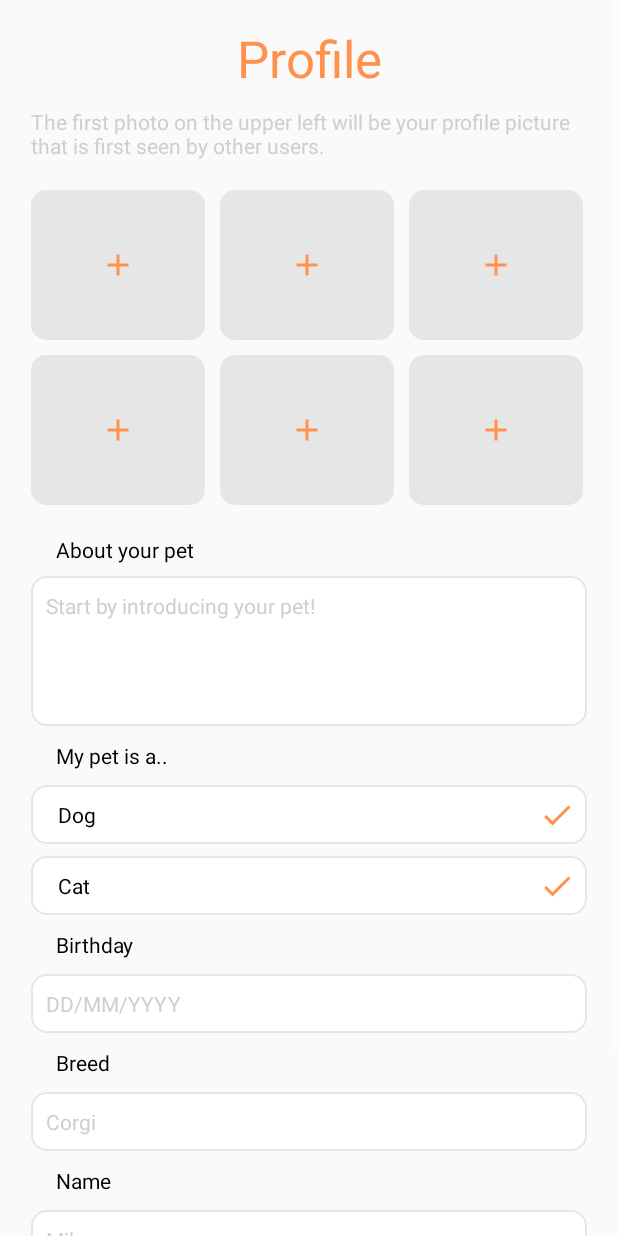
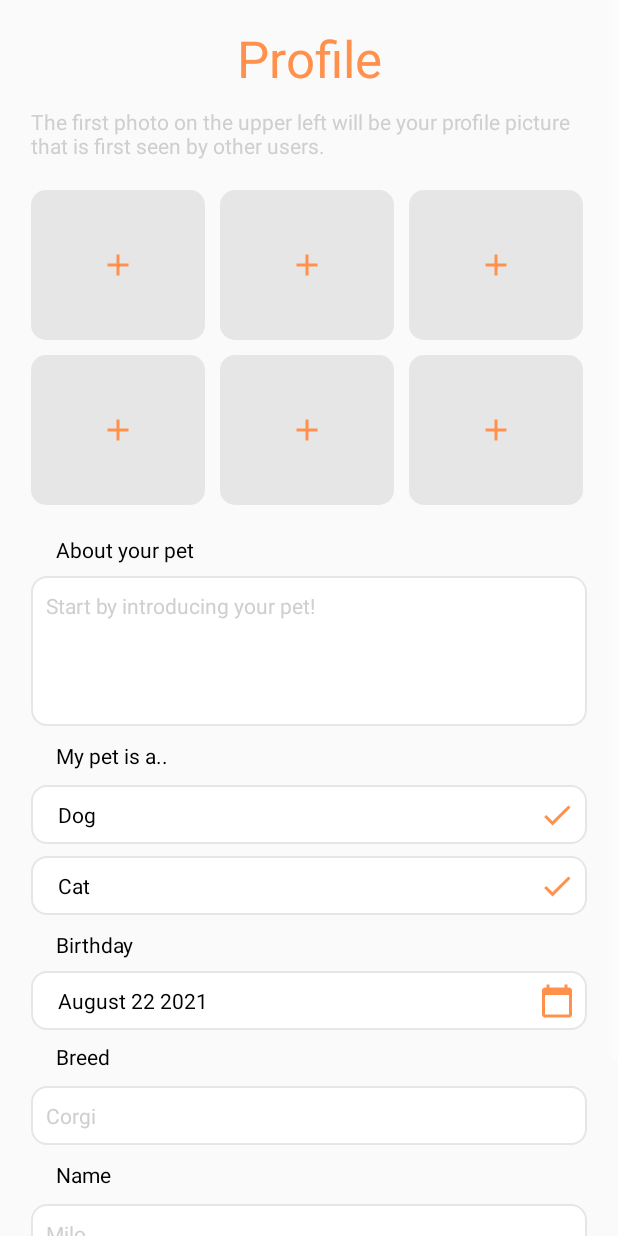
Before and after one commit to Kashkanov/MOBDEVES11G32, an Android app: the UserProfilePageActivity screen opened directly, with no data from a screen before it, on a phone screen of 412 x 824 dp. Run offline under Robolectric (Android 15) with nearby library versions, the phone set to English and light mode, and no system bars.

Commit message:
Implemented DatePicker for UserProfilePageActivity

```diff
--- a/app/src/main/java/com/mobdeve/s11/g32/tindergree/Activities/UserProfilePageActivity.java
+++ b/app/src/main/java/com/mobdeve/s11/g32/tindergree/Activities/UserProfilePageActivity.java
@@ -3,27 +3,34 @@ package com.mobdeve.s11.g32.tindergree.Activities;
 import androidx.appcompat.app.AppCompatActivity;
 import androidx.constraintlayout.widget.ConstraintLayout;
 
+import android.app.DatePickerDialog;
 import android.content.Intent;
 import android.os.Bundle;
 import android.view.View;
 import android.widget.Button;
+import android.widget.DatePicker;
 import android.widget.EditText;
 import android.widget.ImageButton;
 import android.widget.ImageView;
+import android.widget.TextView;
 
 import com.mobdeve.s11.g32.tindergree.R;
 
+import java.util.Calendar;
+
 public class UserProfilePageActivity extends AppCompatActivity {
 
-    private EditText etAboutYourPet,etBirthday,etBreed,etName;
+    private EditText etAboutYourPet,etBreed,etName;
+    private TextView tvBirthday;
     private ImageButton ibProfile1,ibProfile2,ibProfile3,
                         ibProfile4,ibProfile5,ibProfile6;
-    ConstraintLayout clDogOption,clCatoption;
+    ConstraintLayout clDogOption,clCatoption,clBirthdayContainer;
     private boolean ivDogIsChecked,ivCatIsChecked;
     private ImageView ivDogCheck,ivCatCheck;
     private Button btnUpdate;
+    private DatePickerDialog datePickerDialog;
 
-    //TODO For the date, there should be a date picker instead of the user inputting text.
+
 
     @Override
     protected void onCreate(Bundle savedInstanceState) {
@@ -36,7 +43,7 @@ public class UserProfilePageActivity extends AppCompatActivity {
     private void initData(){
 
         etAboutYourPet = findViewById(R.id.et_user_profile_about_your_pet);
-        etBirthday = findViewById(R.id.et_user_profile_birthday);
+        tvBirthday= findViewById(R.id.tv_user_profile_page_birthday_value);
         etBreed = findViewById(R.id.et_user_profile_breed);
         etName = findViewById(R.id.et_user_profile_name);
 
@@ -49,9 +56,13 @@ public class UserProfilePageActivity extends AppCompatActivity {
 
         clDogOption = findViewById(R.id.cl_user_profile_dog);
         clCatoption = findViewById(R.id.cl_user_profile_cat);
+        clBirthdayContainer = findViewById(R.id.cl_user_profile_page_birthday);
 
         ivDogCheck = findViewById(R.id.iv_user_profile_check_dog);
         ivCatCheck = findViewById(R.id.iv_user_profile_check_cat);
+
+        initDatePicker();
+        tvBirthday.setText(getTodaysDate());
 
         /*
         TODO Based on whether the user is a cat or dog: set the boolean ivDogIsChecked or ivCatisChecked to true
@@ -68,6 +79,13 @@ public class UserProfilePageActivity extends AppCompatActivity {
             }
         });
 
+        clBirthdayContainer.setOnClickListener(new View.OnClickListener() {
+            @Override
+            public void onClick(View v) {
+                openDatePicker(v);
+            }
+        });
+
     }
 
     private boolean checkEmptyFields(){
@@ -75,7 +93,7 @@ public class UserProfilePageActivity extends AppCompatActivity {
         boolean hasEmpty = false;
 
         String aboutYourPet = etAboutYourPet.getText().toString();
-        String birthday = etBirthday.getText().toString();
+        String birthday = tvBirthday.getText().toString();
         String breed = etBreed.getText().toString();
         String name = etName.getText().toString();
 
@@ -85,8 +103,8 @@ public class UserProfilePageActivity extends AppCompatActivity {
             hasEmpty = true;
         }
         else if(birthday.isEmpty()){
-            etBirthday.setError("Please enter your pets birthday!");
-            etBirthday.requestFocus();
+            tvBirthday.setError("Please enter your pets birthday!");
+            tvBirthday.requestFocus();
             hasEmpty= true;
         }
         else if(breed.isEmpty()){
@@ -105,7 +123,90 @@ public class UserProfilePageActivity extends AppCompatActivity {
     }
 
 
+    private void initDatePicker(){
+        DatePickerDialog.OnDateSetListener dateSetListener = new DatePickerDialog.OnDateSetListener() {
+            @Override
+            public void onDateSet(DatePicker view, int year, int month, int day) {
+                month = month + 1;
+                String date = makeDateString(day,month,year);
+                tvBirthday.setText(date);
+            }
+        };
 
+        Calendar cal = Calendar.getInstance();
+        int year = cal.get(Calendar.YEAR);
+        int month = cal.get(Calendar.MONTH);
+        int day = cal.get(Calendar.DAY_OF_MONTH);
+        datePickerDialog = new DatePickerDialog(this,dateSetListener,year,month,day);
+
+    }
+
+    public String makeDateString(int day, int month, int year){
+
+        return getMonthFormat(month) + " " + day + " " + year;
+
+    }
+
+    private String getMonthFormat(int month){
+
+        String monthReturned = "";
+
+        switch(month)
+        {
+            case 1:
+                monthReturned = "January";
+                break;
+            case 2:
+                monthReturned =  "February";
+                break;
+            case 3:
+                monthReturned =  "March";
+                break;
+            case 4:
+                monthReturned =  "April";
+                break;
+            case 5:
+                monthReturned =  "May";
+                break;
+            case 6:
+                monthReturned =  "June";
+                break;
+            case 7:
+                monthReturned = "July";
+                break;
+            case 8:
+                monthReturned =  "August";
+                break;
+            case 9:
+                monthReturned =  "September";
+                break;
+            case 10:
+                monthReturned =  "October";
+                break;
+            case 11:
+                monthReturned =  "November";
+                break;
+            case 12:
+                monthReturned =  "December";
+                break;
+        }
+        return monthReturned;
+    }
+
+    public void openDatePicker(View view){
+        datePickerDialog.show();
+    }
+
+    private String getTodaysDate(){
+        Calendar cal = Calendar.getInstance();
+        int year = cal.get(Calendar.YEAR);
+        int month = cal.get(Calendar.MONTH);
+        month = month +1;
+        int day = cal.get(Calendar.DAY_OF_MONTH);
+
+        return makeDateString(day,month,year);
+
+    }
 
 
 }
--- a/app/src/main/res/layout/activity_user_profile_page.xml
+++ b/app/src/main/res/layout/activity_user_profile_page.xml
@@ -257,33 +257,15 @@
             app:layout_constraintStart_toStartOf="@+id/gl_user_profile_left_headers"
             app:layout_constraintTop_toBottomOf="@+id/cl_user_profile_cat" />
 
-        <EditText
-            android:id="@+id/et_user_profile_birthday"
-            android:layout_width="0dp"
-            android:layout_height="wrap_content"
-            android:layout_marginTop="10dp"
-            android:background="@drawable/layout_border"
-            android:ems="10"
-            android:hint="DD/MM/YYYY"
-            android:inputType="date"
-            android:padding="10dp"
-            android:textColor="@color/black"
-            android:textColorHint="@color/gray"
-            android:textCursorDrawable="@drawable/cursor_orange"
-            android:textSize="14sp"
-            app:layout_constraintEnd_toStartOf="@+id/gl_right_user_profile"
-            app:layout_constraintStart_toStartOf="@+id/gl_left_user_profile"
-            app:layout_constraintTop_toBottomOf="@+id/tv_user_profile_birthday" />
-
         <TextView
             android:id="@+id/tv_user_profile_breed"
             android:layout_width="wrap_content"
             android:layout_height="wrap_content"
-            android:layout_marginTop="10dp"
+            android:layout_marginTop="8dp"
             android:text="@string/breed"
             android:textColor="@color/black"
             app:layout_constraintStart_toStartOf="@+id/gl_user_profile_left_headers"
-            app:layout_constraintTop_toBottomOf="@+id/et_user_profile_birthday" />
+            app:layout_constraintTop_toBottomOf="@+id/cl_user_profile_page_birthday" />
 
         <EditText
             android:id="@+id/et_user_profile_breed"
@@ -351,5 +333,38 @@
             app:layout_constraintEnd_toStartOf="@+id/gl_right_user_profile"
             app:layout_constraintStart_toStartOf="@+id/gl_user_profile_left_headers"
             app:layout_constraintTop_toBottomOf="@+id/btn_user_profile_update" />
+
+        <androidx.constraintlayout.widget.ConstraintLayout
+            android:id="@+id/cl_user_profile_page_birthday"
+            android:layout_width="0dp"
+            android:layout_height="wrap_content"
+            android:layout_marginTop="8dp"
+            android:background="@drawable/layout_border"
+            app:layout_constraintEnd_toStartOf="@+id/gl_right_user_profile"
+            app:layout_constraintStart_toStartOf="@+id/gl_left_user_profile"
+            app:layout_constraintTop_toBottomOf="@+id/tv_user_profile_birthday">
+
+            <TextView
+                android:id="@+id/tv_user_profile_page_birthday_value"
+                android:layout_width="wrap_content"
+                android:layout_height="wrap_content"
+                android:layout_marginStart="8dp"
+                android:padding="10dp"
+                android:text="January 8 2020"
+                android:textColor="@color/black"
+                app:layout_constraintBottom_toBottomOf="parent"
+                app:layout_constraintStart_toStartOf="parent"
+                app:layout_constraintTop_toTopOf="parent" />
+
+            <ImageView
+                android:id="@+id/iv_user_profile_page_calendar"
+                android:layout_width="wrap_content"
+                android:layout_height="wrap_content"
+                android:layout_marginEnd="8dp"
+                app:layout_constraintBottom_toBottomOf="parent"
+                app:layout_constraintEnd_toEndOf="parent"
+                app:layout_constraintTop_toTopOf="parent"
+                app:srcCompat="@drawable/ic_calendar" />
+        </androidx.constraintlayout.widget.ConstraintLayout>
     </androidx.constraintlayout.widget.ConstraintLayout>
 </ScrollView>
```
